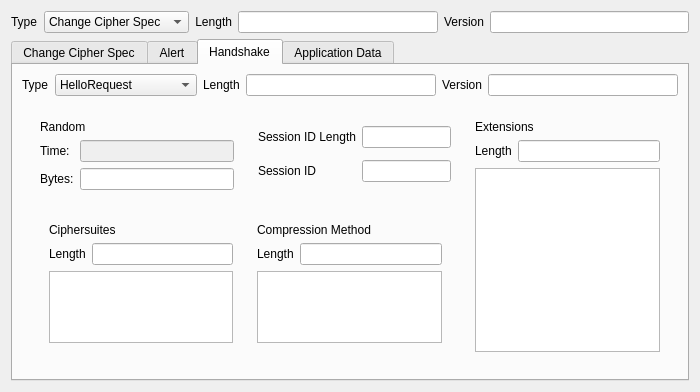
Old version of the form common/ssl.ui in the repository karthikbhata97/ostinato.
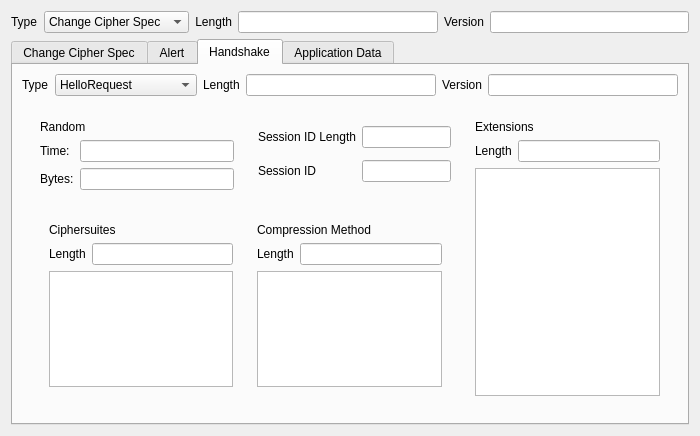
New version of the form.

Commit message: Random time is editable

```diff
--- a/common/ssl.ui
+++ b/common/ssl.ui
@@ -7,7 +7,7 @@
     <x>0</x>
     <y>0</y>
     <width>700</width>
-    <height>350</height>
+    <height>436</height>
    </rect>
   </property>
   <property name="windowTitle">
@@ -260,7 +260,7 @@
               <item row="1" column="1">
                <widget class="QLineEdit" name="leRandomTime">
                 <property name="enabled">
-                 <bool>false</bool>
+                 <bool>true</bool>
                 </property>
                </widget>
               </item>
```
The commit also changes 1 other file.
